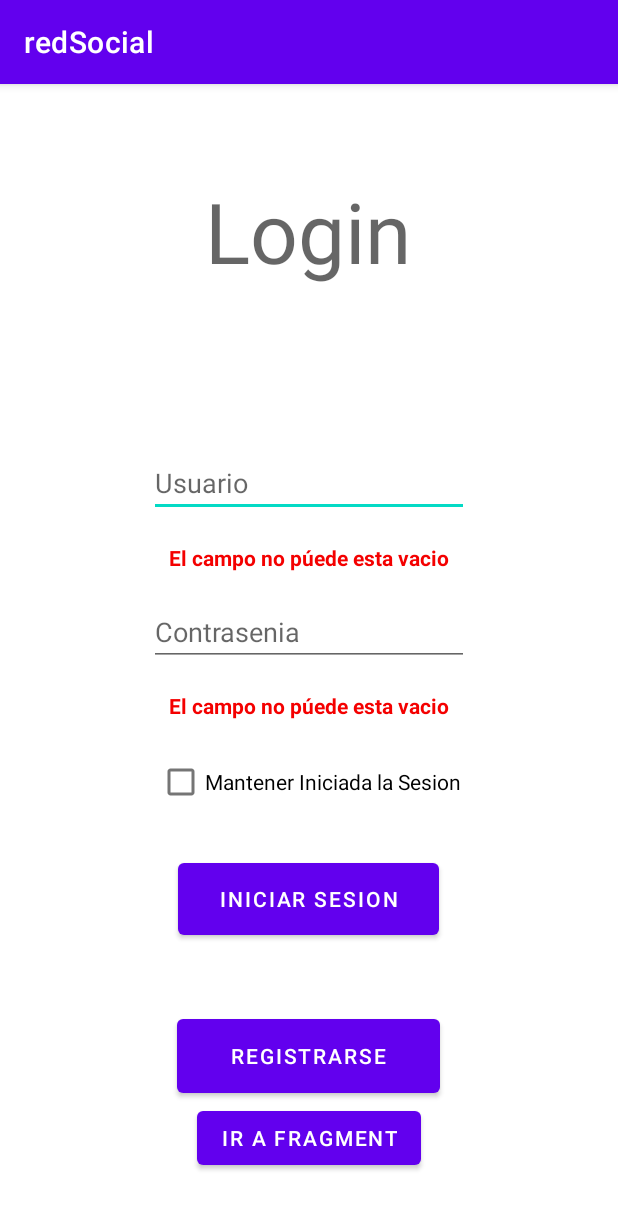
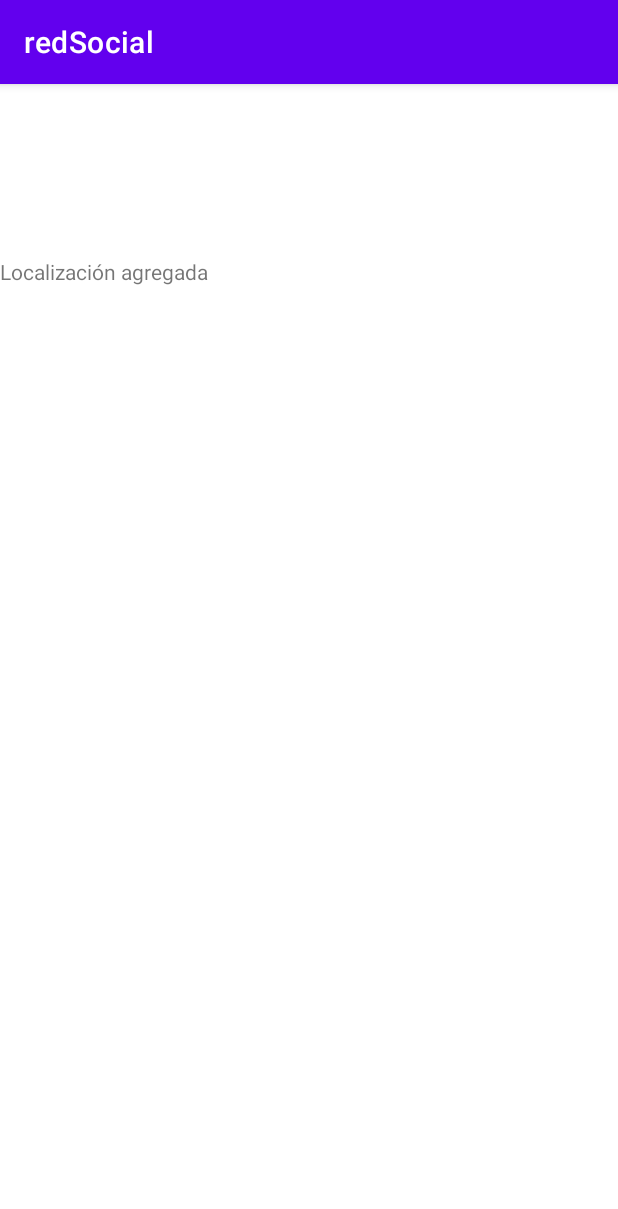
Before and after one commit to CataldoIvan/App-Android-Red-Social, an Android app: the screen it shows after launch (MainActivity before the commit, Feed after it), after a tap on "IR A FRAGMENT", on a phone screen of 412 x 824 dp. Shown: the top 1209 px of the screen. Run offline under Robolectric (Android 15) with nearby library versions, the phone set to English and light mode, and no system bars; 1 statement that could not run was skipped; 2 other taps on this screen came first.

Commit message:
se agrega a la interfaz la capacidad ded agregar en los comentarios la direccion en las publicaciones, falta incorporarlo en la base de datos

```diff
--- /dev/null
+++ b/app/src/main/java/com/example/redsocial/Feed.java
@@ -0,0 +1,102 @@
+package com.example.redsocial;
+
+import androidx.appcompat.app.AppCompatActivity;
+
+import android.os.Bundle;
+import android.Manifest;
+
+import android.content.Context;
+import android.content.Intent;
+import android.content.pm.PackageManager;
+import android.location.Address;
+import android.location.Geocoder;
+import android.location.Location;
+import android.location.LocationListener;
+import android.location.LocationManager;
+import android.os.Build;
+import android.provider.Settings;
+import android.widget.TextView;
+import androidx.annotation.RequiresApi;
+import androidx.core.app.ActivityCompat;
+import java.io.IOException;
+import java.util.List;
+import java.util.Locale;
+
+
+public class Feed extends AppCompatActivity {
+    TextView textView1, textView2;
+    double latitud;
+    double longitud;
+    String direccion;
+
+    @RequiresApi(api = Build.VERSION_CODES.M)
+    @Override
+    protected void onCreate(Bundle savedInstanceState) {
+        super.onCreate(savedInstanceState);
+        setContentView(R.layout.activity_feed);
+        setContentView(R.layout.activity_feed);
+        textView1 = findViewById(R.id.textView11);
+        textView2 = findViewById(R.id.textView22);
+
+
+        if (ActivityCompat.checkSelfPermission(this, Manifest.permission.ACCESS_FINE_LOCATION) != PackageManager.PERMISSION_GRANTED && ActivityCompat.checkSelfPermission(this, Manifest.permission.ACCESS_COARSE_LOCATION) != PackageManager.PERMISSION_GRANTED) {
+            ActivityCompat.requestPermissions(this, new String[]{Manifest.permission.ACCESS_FINE_LOCATION,}, 1000);
+        } else {
+            locationStart();
+        }
+
+    }
+
+    @RequiresApi(api = Build.VERSION_CODES.M)
+    private void locationStart() {
+        LocationManager mlocManager = (LocationManager) getSystemService(Context.LOCATION_SERVICE);
+        Localizacion Local = new Localizacion();
+       // Local.setFeed(this);
+        final boolean gpsEnabled = mlocManager.isProviderEnabled(LocationManager.GPS_PROVIDER);
+        if (!gpsEnabled) {
+            Intent settingsIntent = new Intent(Settings.ACTION_LOCATION_SOURCE_SETTINGS);
+            startActivity(settingsIntent);
+        }
+        if (ActivityCompat.checkSelfPermission(this, Manifest.permission.ACCESS_FINE_LOCATION) != PackageManager.PERMISSION_GRANTED && ActivityCompat.checkSelfPermission(this, Manifest.permission.ACCESS_COARSE_LOCATION) != PackageManager.PERMISSION_GRANTED) {
+            ActivityCompat.requestPermissions(this, new String[]{Manifest.permission.ACCESS_FINE_LOCATION,}, 1000);
+            return;
+        }
+        mlocManager.requestLocationUpdates(LocationManager.NETWORK_PROVIDER, 0, 0, (LocationListener) Local);
+        mlocManager.requestLocationUpdates(LocationManager.GPS_PROVIDER, 0, 0, (LocationListener) Local);
+        textView1.setText("Localización agregada");
+        textView2.setText("");
+    }
+
+    @RequiresApi(api = Build.VERSION_CODES.M)
+    public void onRequestPermissionsResult(int requestCode, String[] permissions, int[] grantResults) {
+        if (requestCode == 1000) {
+            if (grantResults[0] == PackageManager.PERMISSION_GRANTED) {
+                locationStart();
+                return;
+            }
+        }
+    }
+
+    public void setLocation(Location loc) {
+        //Obtener la direccion de la calle a partir de la latitud y la longitud
+        if (loc.getLatitude() != 0.0 && loc.getLongitude() != 0.0) {
+            try {
+                Geocoder geocoder = new Geocoder(this, Locale.getDefault());
+                List<Address> list = geocoder.getFromLocation(
+                        loc.getLatitude(), loc.getLongitude(), 1);
+                latitud = loc.getLatitude();
+                longitud = loc.getLongitude();
+
+                if (!list.isEmpty()) {
+                    Address DirCalle = list.get(0);
+                    textView2.setText("Mi direccion es: \n"
+                            +DirCalle.getAddressLine(0));
+                    direccion = DirCalle.getAdminArea()+","+DirCalle.getCountryName();
+                }
+            } catch (IOException e) {
+                e.printStackTrace();
+            }
+        }
+    }
+
+}
--- a/app/src/main/java/com/example/redsocial/MainActivity.java
+++ b/app/src/main/java/com/example/redsocial/MainActivity.java
@@ -97,8 +97,8 @@ public class MainActivity extends AppCompatActivity {
             @Override
             public void onClick(View v) {
 
-              /* Intent intento=new Intent(getApplicationContext(), PublicacionSeleccionadaScrolling.class);
-                startActivity(intento);*/
+               Intent intento=new Intent(getApplicationContext(), Feed.class);
+                startActivity(intento);
 
             }
         });
--- /dev/null
+++ b/app/src/main/res/layout/activity_feed.xml
@@ -0,0 +1,31 @@
+<?xml version="1.0" encoding="utf-8"?>
+<androidx.constraintlayout.widget.ConstraintLayout xmlns:android="http://schemas.android.com/apk/res/android"
+    xmlns:app="http://schemas.android.com/apk/res-auto"
+    xmlns:tools="http://schemas.android.com/tools"
+    android:layout_width="match_parent"
+    android:layout_height="match_parent"
+    tools:context=".Feed">
+
+    <TextView
+        android:id="@+id/textView11"
+        android:layout_width="match_parent"
+        android:layout_height="wrap_content"
+        android:layout_marginTop="92dp"
+        android:layout_marginBottom="127dp"
+        android:text="TextView"
+        app:layout_constraintBottom_toTopOf="@+id/textView22"
+        app:layout_constraintEnd_toEndOf="parent"
+        app:layout_constraintStart_toStartOf="parent"
+        app:layout_constraintTop_toTopOf="parent" />
+
+    <TextView
+        android:id="@+id/textView22"
+        android:layout_width="match_parent"
+        android:layout_height="wrap_content"
+        android:layout_marginBottom="440dp"
+        android:text="TextView"
+        app:layout_constraintBottom_toBottomOf="parent"
+        app:layout_constraintEnd_toEndOf="parent"
+        app:layout_constraintStart_toStartOf="parent"
+        app:layout_constraintTop_toBottomOf="@+id/textView11" />
+</androidx.constraintlayout.widget.ConstraintLayout>
```
Also changed, not shown: app/src/main/AndroidManifest.xml (+5 -3 lines), app/src/main/java/com/example/redsocial/CrearPublicacion.java (+111 -3 lines), app/src/main/java/com/example/redsocial/Localizacion.java (added, +61 -0 lines), app/src/main/java/com/example/redsocial/PublcacionSeleccionada.java (+85 -3 lines), app/src/main/res/drawable-anydpi-v24/ic_stat_name.xml (+3 -4 lines), app/src/main/res/layout/activity_crear_publicacion.xml (+29 -0 lines), app/src/main/res/layout/activity_publcacion_seleccionada.xml (+5 -3 lines), app/src/main/res/drawable-hdpi/ic_stat_name.png (deleted), app/src/main/res/drawable-mdpi/ic_stat_name.png (deleted), app/src/main/res/drawable-xhdpi/ic_stat_name.png (deleted), app/src/main/res/drawable-xxhdpi/ic_stat_name.png (deleted).
